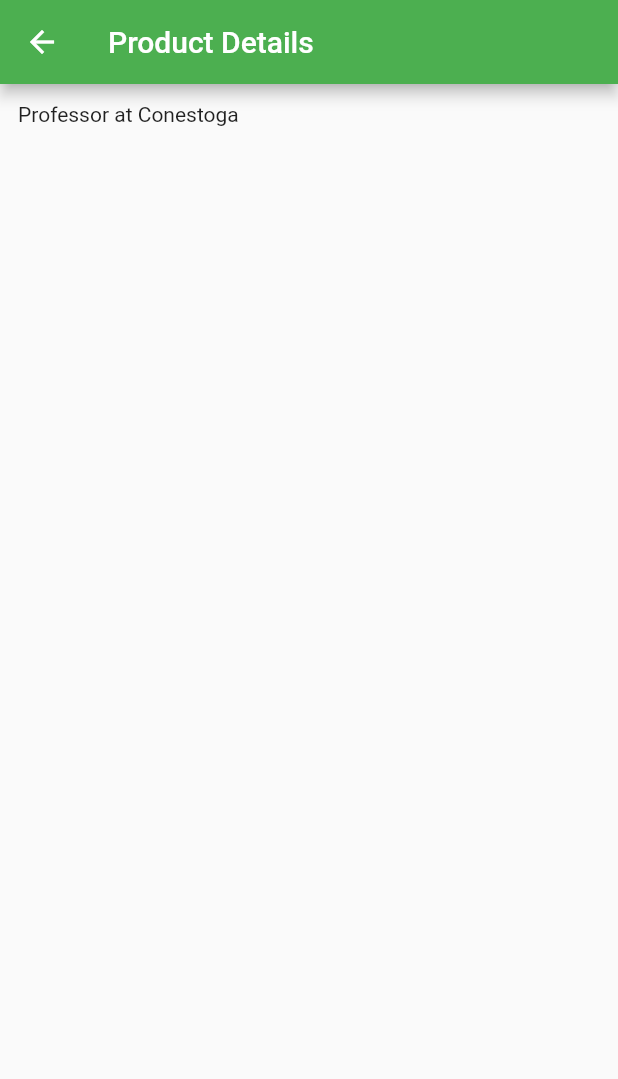
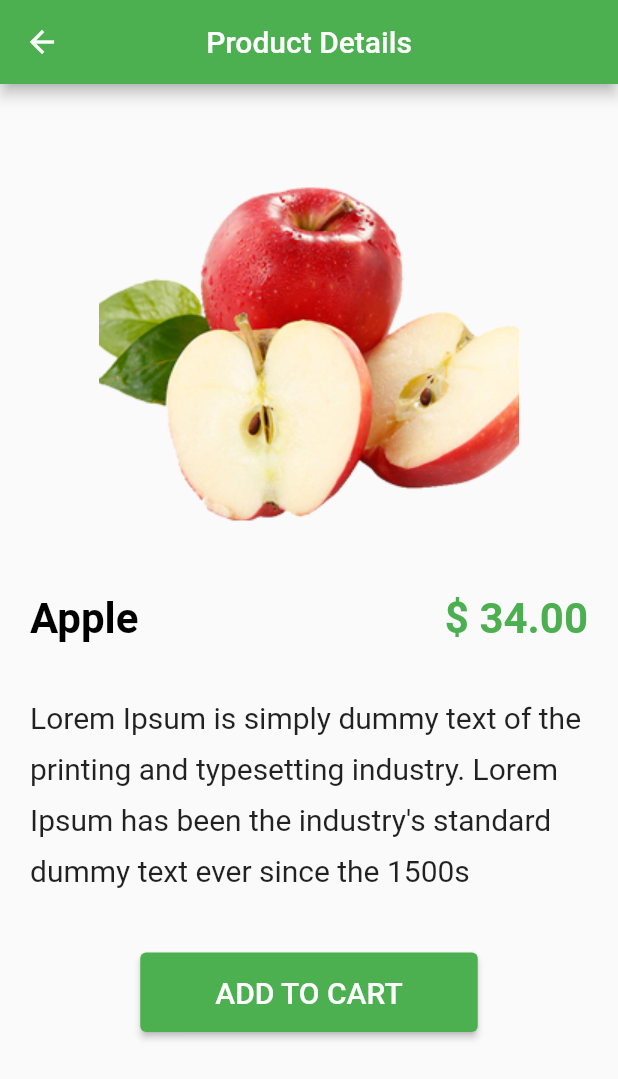
Before and after one commit to makanianandi/Fruits_Shop, a Flutter app: the screen it shows after launch, after a tap on "Apple", on a phone screen of 412 x 824 dp. Shown: the top 1079 px of the screen. Run offline on Flutter 3.47's test engine with Material 2 defaults, Android fonts, the phone set to English and light mode, and no system bars; our stand-ins replace animated_splash_screen; missing offline and left inert: quantity_input.

Commit message:
Product Details Page Added

```diff
--- a/lib/MyHomePage .dart
+++ b/lib/MyHomePage .dart
@@ -41,14 +41,14 @@ class MyHomePage extends StatelessWidget {
     var evenNumbers = numberList.where((int i) => i.isEven);
     numberList.add(4);
     List<Product> productList = [];
-    productList.add(Product("Apple", "\$ 34.00", "Gala Apple","Professor at Conestoga","assets/images/appletrans.png"));
-    productList.add(Product("Orange", "\$ 5.25","Red Orange ", "Professor at Conestoga","assets/images/grapefruittans.png"));
-    productList.add(Product("Kiwi", "\$ 4.10","furry brownish green ", "Founder of Microsoft","assets/images/kiwi.png"));
-    productList.add(Product("Mango", "\$ 20.00", "Kesar Mango","Professor at Conestoga","assets/images/mangotrans.png"));
-    productList.add(Product("Orange", "\$ 5.25","Citrus Species", "Professor at Conestoga","assets/images/orange.png"));
-    productList.add(Product("Pineapple", "\$ 4.10","Edible fruit", "Founder of Microsoft","assets/images/pineapple.png"));
-    productList.add(Product("Pomegranate", "\$ 5.25","Sweet fruits", "Professor at Conestoga","assets/images/pomogr.png"));
-    productList.add(Product("Strawberry", "\$ 2.22","Red Strawberry", "Founder of Microsoft","assets/images/strawberrytrans.png"));
+    productList.add(Product("Apple", "\$ 34.00", "Gala Apple","Lorem Ipsum is simply dummy text of the printing and typesetting industry. Lorem Ipsum has been the industry's standard dummy text ever since the 1500s","assets/images/appletrans.png"));
+    productList.add(Product("Orange", "\$ 5.25","Red Orange ", "Lorem Ipsum is simply dummy text of the printing and typesetting industry. Lorem Ipsum has been the industry's standard dummy text ever since the 1500s","assets/images/grapefruittans.png"));
+    productList.add(Product("Kiwi", "\$ 4.10","furry brownish green ", "Lorem Ipsum is simply dummy text of the printing and typesetting industry. Lorem Ipsum has been the industry's standard dummy text ever since the 1500s","assets/images/kiwi.png"));
+    productList.add(Product("Mango", "\$ 20.00", "Kesar Mango","Lorem Ipsum is simply dummy text of the printing and typesetting industry. Lorem Ipsum has been the industry's standard dummy text ever since the 1500s","assets/images/mangotrans.png"));
+    productList.add(Product("Orange", "\$ 5.25","Citrus Species", "Lorem Ipsum is simply dummy text of the printing and typesetting industry. Lorem Ipsum has been the industry's standard dummy text ever since the 1500s","assets/images/orange.png"));
+    productList.add(Product("Pineapple", "\$ 4.10","Edible fruit", "Lorem Ipsum is simply dummy text of the printing and typesetting industry. Lorem Ipsum has been the industry's standard dummy text ever since the 1500s","assets/images/pineapple.png"));
+    productList.add(Product("Pomegranate", "\$ 5.25","Sweet fruits", "Lorem Ipsum is simply dummy text of the printing and typesetting industry. Lorem Ipsum has been the industry's standard dummy text ever since the 1500s","assets/images/pomogr.png"));
+    productList.add(Product("Strawberry", "\$ 2.22","Red Strawberry", "Lorem Ipsum is simply dummy text of the printing and typesetting industry. Lorem Ipsum has been the industry's standard dummy text ever since the 1500s","assets/images/strawberrytrans.png"));
     return Scaffold(
       appBar: AppBar(
         title: Text(title),
--- a/lib/ProductDetails.dart
+++ b/lib/ProductDetails.dart
@@ -1,6 +1,7 @@
 import 'package:flutter/material.dart';
 import 'package:flutter/widgets.dart';
-
+import 'package:fruits_shop/cart.dart';
+import 'package:quantity_input/quantity_input.dart';
 import 'Product.dart';
 
 class ProductDetails extends StatelessWidget {
@@ -13,10 +14,50 @@ class ProductDetails extends StatelessWidget {
     return Scaffold(
         appBar: AppBar(
           title: Text("Product Details"),
+          centerTitle: true,
         ),
         body: Padding(
-          padding: const EdgeInsets.all(12),
-          child: Text(product.description),
+          padding: const EdgeInsets.all(20),
+          child: Column(
+            children:[
+              Column(children: [
+                SizedBox(height: 10),
+              ],),
+              Column(children:[
+                Image.asset(product.proimg,height: 300,width: 500,),
+              ]),
+              Column(children: [
+                SizedBox(height: 10),
+              ],),
+              Row(
+                mainAxisAlignment: MainAxisAlignment.spaceBetween,
+                children: [
+                Text(product.name,style: TextStyle(fontSize: 28,fontWeight: FontWeight.bold,color: Colors.black,),textAlign: TextAlign.start,),
+                Text(product.price,style: TextStyle(fontSize: 28,fontWeight: FontWeight.bold,color: Colors.green,),textAlign: TextAlign.start,),
+              ],),
+              Column(children: [
+                SizedBox(height: 30),
+              ],),
+              Column(children: [
+                Text(product.description,style: TextStyle(fontSize: 20,height: 1.7),),
+              ],),
+              Column(children: [
+                SizedBox(height: 40),
+              ],),
+              Column(children: [
+                ElevatedButton(
+                  onPressed: () {
+                    // Respond to button press
+                    Navigator.push(context,  MaterialPageRoute(builder: (context) => Cart()),);
+                  },
+                  style: ElevatedButton.styleFrom(
+                      padding: const EdgeInsets.fromLTRB(50, 15, 50, 15)
+                  ),
+                  child: Text('ADD TO CART',style: TextStyle(fontSize: 20)),
+                ),
+              ],)
+            ],
+          )
         )
     );
   }
--- /dev/null
+++ b/lib/cart.dart
@@ -0,0 +1,24 @@
+import 'dart:ui';
+
+import 'package:flutter/cupertino.dart';
+import 'package:flutter/material.dart';
+
+class Cart extends StatelessWidget{
+  @override
+  Widget build(BuildContext context) {
+    return Scaffold(
+      appBar: AppBar(
+        title: Text("Shopping Cart"),
+        centerTitle: true,
+      ),
+        body: Padding(
+          padding: const EdgeInsets.all(20),
+          child: Column(
+            children:[
+              Text("Cart Page")
+            ]
+          )
+        )
+    );
+  }
+}
--- a/pubspec.yaml
+++ b/pubspec.yaml
@@ -36,6 +36,7 @@ dependencies:
   # The following adds the Cupertino Icons font to your application.
   # Use with the CupertinoIcons class for iOS style icons.
   cupertino_icons: ^1.0.2
+  quantity_input: ^1.0.2
   animated_splash_screen:
 
 dev_dependencies:
@@ -73,6 +74,7 @@ flutter:
       - assets/images/pineapple.png
       - assets/images/pomogr.png
       - assets/images/raspberry.png
+      - assets/images/button.png
   # An image asset can refer to one or more resolution-specific "variants", see
   # https://flutter.dev/assets-and-images/#resolution-aware
 
```
Also changed, not shown: assets/images/button.png (added), pubspec.lock.
